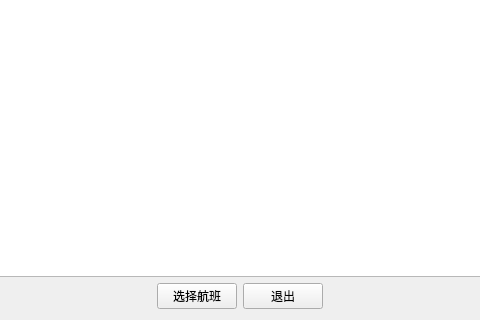
Qt form flightmanager.ui (sheldonshi115/Flight_Tickets_System-FlyOver-) before a commit; both pictures show x 272 to 752 and y 280 to 600 of the 1024 by 600 pixel window.
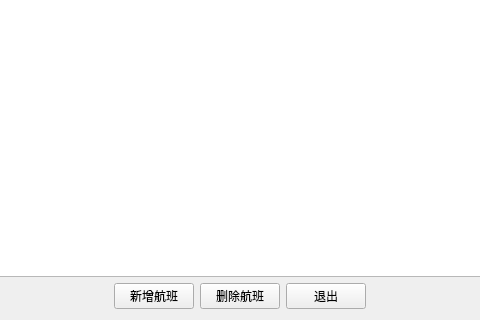
The same form after that commit.

Commit message: 增加了“旅行动态”功能模块和“航班管理”的增删按钮，实现了窗口统一化

What changed in the file:
```diff
--- a/flightmanager.ui
+++ b/flightmanager.ui
@@ -176,7 +176,14 @@
      <item>
       <widget class="QPushButton" name="btnAdd">
        <property name="text">
-        <string>选择航班</string>
+        <string>新增航班</string> <!-- 原“选择航班”改为“新增航班”，区分功能 -->
+       </property>
+      </widget>
+     </item>
+     <item>
+      <widget class="QPushButton" name="btnDelete"> <!-- 新增删除按钮 -->
+       <property name="text">
+        <string>删除航班</string>
        </property>
       </widget>
      </item>
```
The commit also changes 14 other files.
